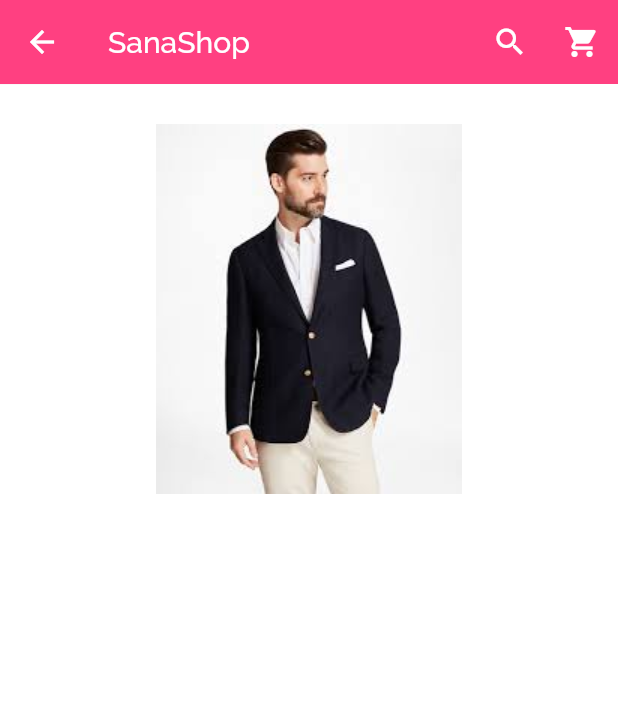
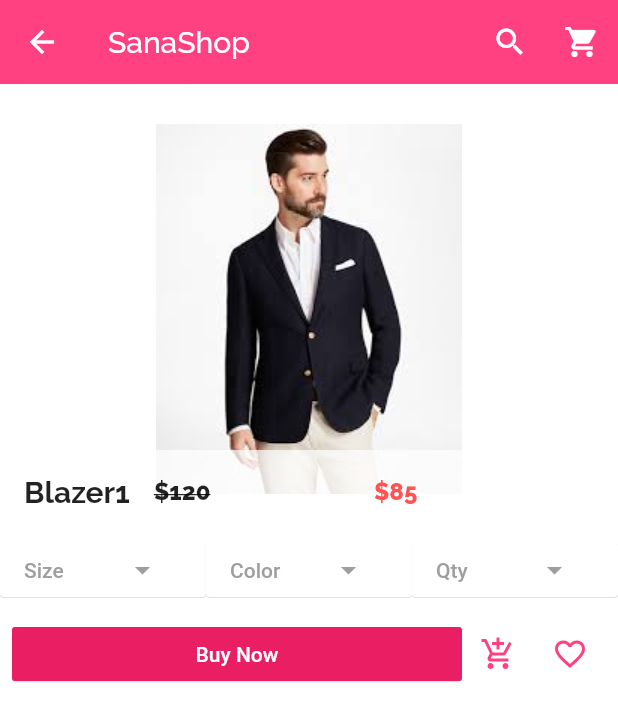
Before and after one commit to Sanaebadi97/Online-Fashion-Store, a Flutter app: the screen it shows after launch, after a tap on "Blazer1", on a phone screen of 412 x 824 dp. Shown: the top 721 px of the screen. Run offline on Flutter 3.47's test engine with Material 2 defaults, Android fonts, the phone set to English and light mode, and no system bars; our stand-ins replace carousel_pro.

Commit message:
the start complete the details

```diff
--- a/lib/componets/products.dart
+++ b/lib/componets/products.dart
@@ -145,6 +145,7 @@ class SingleProd extends StatelessWidget {
                     subtitle: Text("\$$prod_old_price",
                         style: TextStyle(
                             color: Colors.black87,
+                            fontFamily: 'Raleway',
                             fontWeight: FontWeight.w800,
                             decoration: TextDecoration.lineThrough)),
                   ),
--- a/lib/pages/product_details.dart
+++ b/lib/pages/product_details.dart
@@ -43,14 +43,139 @@ class _ProductDetailsState extends State<ProductDetails> {
         children: <Widget>[
           Container(
             height: 300,
-            color: Colors.black54,
+            color: Colors.white,
             child: GridTile(
               child: Container(
                 color: Colors.white,
-                child: Image.asset(widget.prod_details_pic),
+                child: Image.asset(
+                  widget.prod_details_pic,
+                  fit: BoxFit.scaleDown,
+                ),
+              ),
+              footer: Container(
+                color: Colors.white70,
+                child: ListTile(
+                  leading: Text(widget.prod_details_name,
+                      style: TextStyle(
+                          fontWeight: FontWeight.bold,
+                          fontFamily: 'Raleway',
+                          fontSize: 20)),
+                  title: Row(
+                    children: <Widget>[
+                      Expanded(
+                          child: Text("\$${widget.prod_details_old_price}",
+                              style: TextStyle(
+                                  color: Colors.black87,
+                                  fontFamily: 'Raleway',
+                                  fontWeight: FontWeight.w800,
+                                  decoration: TextDecoration.lineThrough))),
+                      Expanded(
+                          child: Text("\$${widget.prod_details_new_price}",
+                              style: TextStyle(
+                                  color: Colors.redAccent,
+                                  fontWeight: FontWeight.w800,
+                                  fontFamily: 'Raleway'))),
+                    ],
+                  ),
+                ),
               ),
             ),
-          )
+          ),
+
+          /*********************The first button **************/
+          Row(
+            children: <Widget>[
+              /*The  size button*/
+
+              Expanded(
+                child: MaterialButton(
+                  onPressed: () {},
+                  color: Colors.white,
+                  elevation: 0.2,
+                  textColor: Colors.grey,
+                  child: Row(
+                    children: <Widget>[
+                      Expanded(
+                        child: Text('Size'),
+                      ),
+                      Expanded(
+                        child: Icon(Icons.arrow_drop_down),
+                      )
+                    ],
+                  ),
+                ),
+              ),
+
+              /*The  size button*/
+
+              Expanded(
+                child: MaterialButton(
+                  onPressed: () {},
+                  color: Colors.white,
+                  elevation: 0.2,
+                  textColor: Colors.grey,
+                  child: Row(
+                    children: <Widget>[
+                      Expanded(
+                        child: Text('Color'),
+                      ),
+                      Expanded(
+                        child: Icon(Icons.arrow_drop_down),
+                      )
+                    ],
+                  ),
+                ),
+              ),
+              Expanded(
+                child: MaterialButton(
+                  onPressed: () {},
+                  color: Colors.white,
+                  elevation: 0.2,
+                  textColor: Colors.grey,
+                  child: Row(
+                    children: <Widget>[
+                      Expanded(
+                        child: Text('Qty'),
+                      ),
+                      Expanded(
+                        child: Icon(Icons.arrow_drop_down),
+                      )
+                    ],
+                  ),
+                ),
+              ),
+            ],
+          ),
+
+          /*==============The Second Button================*/
+
+          Padding(
+            padding: const EdgeInsets.all(8.0),
+            child: Row(
+              children: <Widget>[
+                Expanded(
+                  child: MaterialButton(
+                    onPressed: () {},
+                    color: Colors.pink,
+                    elevation: 0.2,
+                    textColor: Colors.white,
+                    child: Text('Buy Now'),
+                  ),
+                ),
+                IconButton(
+                  icon: Icon(Icons.add_shopping_cart, color: Colors.pinkAccent),
+                  onPressed: () {},
+                ),
+                IconButton(
+                  icon: Icon(
+                    Icons.favorite_border,
+                    color: Colors.pinkAccent,
+                  ),
+                  onPressed: () {},
+                ),
+              ],
+            ),
+          ),
         ],
       ),
     );
```
